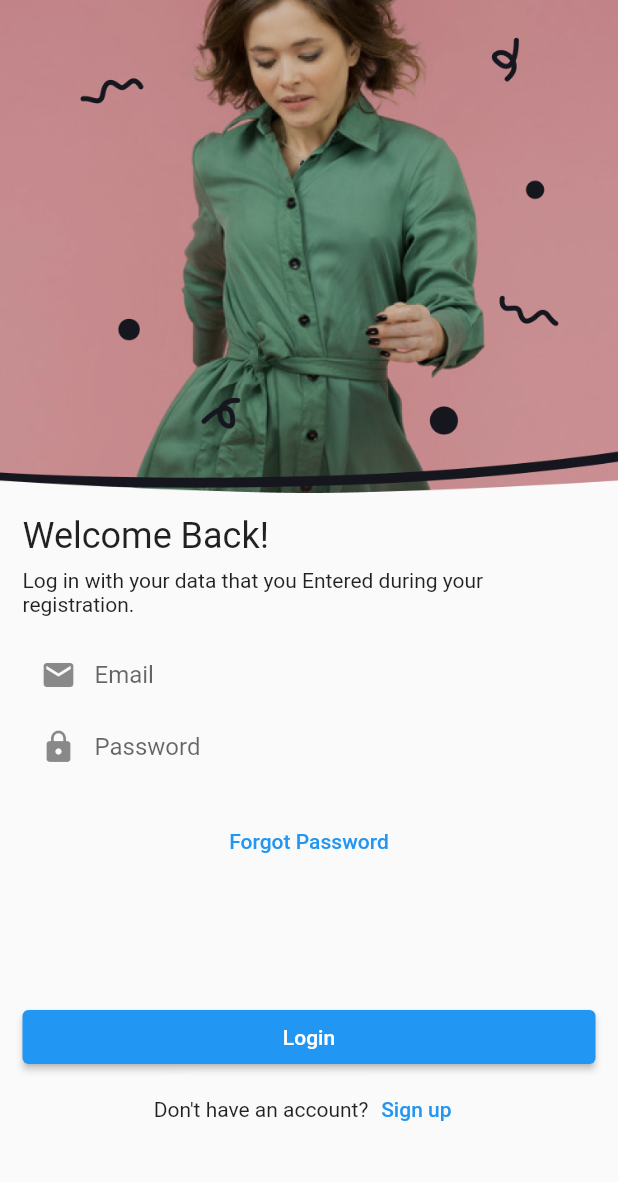
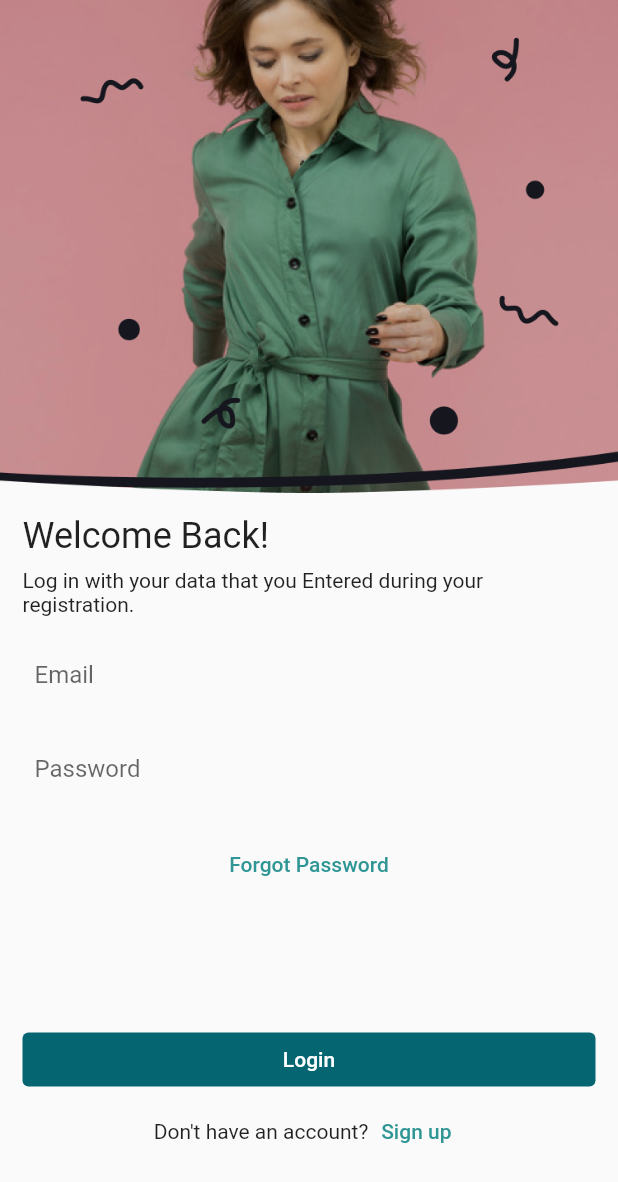
Before and after one commit to Hamza-Nasser/shop-app-cloned, a Flutter app: the screen it shows after launch, on a phone screen of 412 x 824 dp. Shown: the top 1182 px of the screen. Run offline on Flutter 3.47's test engine with Material 2 defaults, Android fonts, the phone set to English and light mode, and no system bars; our stand-ins replace cached_network_image.

Commit message:
Edits on colors and adding dummy BottomNavigationBar

```diff
--- a/lib/constants.dart
+++ b/lib/constants.dart
@@ -1,7 +1,8 @@
+import 'package:flutter/material.dart';
+
 const defaultPadding = 15.0;
 const smallScreenHeight = 500;
 const midScreenHeight = 700; // large screens height is higher than 700.
-
 
 // fontFamily
 
@@ -10,3 +11,8 @@ const grandisExtendedFont = "Grandis Extended";
 // duration
 
 const Duration defaultDuration = Duration(milliseconds: 300);
+
+//colors
+
+const Color defaultColor = Color.fromARGB(255, 47, 149, 149);
+const Color accentColor = Color.fromARGB(255, 5, 102, 114);
--- a/lib/screens/auth/views/components/login_form.dart
+++ b/lib/screens/auth/views/components/login_form.dart
@@ -1,4 +1,5 @@
 import 'package:flutter/material.dart';
+import 'package:shop_cloned/constants.dart';
 
 class LoginForm extends StatefulWidget {
   final GlobalKey<FormState> formKey;
@@ -23,7 +24,10 @@ class _LoginFormState extends State<LoginForm> {
             controller: _emailController,
             keyboardType: TextInputType.emailAddress,
             decoration: const InputDecoration(
-                prefixIcon: Icon(Icons.email),
+              floatingLabelStyle: TextStyle(
+                  color: accentColor,
+                ),
+                //prefixIcon: Icon(Icons.email),
                 contentPadding: EdgeInsets.all(8.0),
                 enabledBorder: OutlineInputBorder(borderSide: BorderSide.none),
                 labelText: 'Email',
@@ -35,12 +39,17 @@ class _LoginFormState extends State<LoginForm> {
               return null;
             },
           ),
+          const SizedBox(height: defaultPadding),
           TextFormField(
             controller: _passwordController,
-            keyboardType: TextInputType.emailAddress,
+            keyboardType: TextInputType.visiblePassword,
+            obscureText: true,
             decoration: const InputDecoration(
                 labelText: 'Password',
-                prefixIcon: Icon(Icons.lock),
+                floatingLabelStyle: TextStyle(
+                  color: accentColor,
+                ),
+                //prefixIcon: Icon(Icons.lock),
                 contentPadding: EdgeInsets.all(8.0),
                 enabledBorder: OutlineInputBorder(borderSide: BorderSide.none),
                 focusedBorder: OutlineInputBorder()),
--- a/lib/screens/auth/views/login_screen.dart
+++ b/lib/screens/auth/views/login_screen.dart
@@ -2,7 +2,6 @@ import 'package:flutter/material.dart';
 import 'package:shop_cloned/constants.dart';
 import 'package:shop_cloned/route/route_constants.dart';
 import 'package:shop_cloned/screens/auth/views/components/login_form.dart';
-
 
 class LoginScreen extends StatelessWidget {
   final GlobalKey<FormState> _formKey = GlobalKey<FormState>();
@@ -31,43 +30,45 @@ class LoginScreen extends StatelessWidget {
                   ),
                   const SizedBox(height: defaultPadding / 2),
                   const Text(
-                    'Log in with your data that you Entered during your registration.'
+                      'Log in with your data that you Entered during your registration.'),
+                  const SizedBox(height: defaultPadding),
+                  Row(
+                    children: [Expanded(child: LoginForm(formKey: _formKey))],
                   ),
                   const SizedBox(height: defaultPadding),
-                  Row(
-                    children: [
-                      Expanded(child: LoginForm(formKey: _formKey))
-                    ],
-
-                  ),
-                  const SizedBox(height: defaultPadding),
-
                   Align(
                     child: TextButton(
                       child: const Text('Forgot Password'),
-                      onPressed: (){},
+                      onPressed: () {},
+                      style: ButtonStyle(
+                        foregroundColor:
+                            MaterialStateProperty.all(defaultColor),
+                      ),
                     ),
                   ),
                   SizedBox(
                       height: _size.height > midScreenHeight
                           ? _size.height * 0.1
-                    : defaultPadding
-                  ),
+                          : defaultPadding),
                   Row(
                     children: [
                       Expanded(
                         child: ElevatedButton(
-                          onPressed: (){
-                            if(0 == 0){ //kindly you have to put a condition.
+                            style: ButtonStyle(
+                              backgroundColor:
+                                  MaterialStateProperty.all(accentColor),
+                              elevation: MaterialStateProperty.all(0.0),
+                            ),
+                            onPressed: () {
+                              if (true) {
+                                //kindly you have to put a condition.
                                 Navigator.pushNamedAndRemoveUntil(
                                     context,
                                     homeScreenRoute,
-                                ModalRoute.withName(homeScreenRoute)
-                              );
+                                    ModalRoute.withName(homeScreenRoute));
                               }
                             },
-                          child: const Text('Login')
-                        ),
+                            child: const Text('Login')),
                       ),
                     ],
                   ),
@@ -75,19 +76,18 @@ class LoginScreen extends StatelessWidget {
                     mainAxisAlignment: MainAxisAlignment.center,
                     children: [
                       const Text("Don't have an account?"),
-
                       TextButton(
-                        onPressed: (){},
-                        child: const Text('Sign up')
-                        )
+                          onPressed: () {},
+                          style: ButtonStyle(
+                            foregroundColor:
+                                MaterialStateProperty.all(defaultColor),
+                          ),
+                          child: const Text('Sign up'))
                     ],
                   )
-
-
                 ],
               ),
             ),
-
           ],
         ),
       ),
--- a/lib/screens/home/views/components/offers_carousel_and_categories.dart
+++ b/lib/screens/home/views/components/offers_carousel_and_categories.dart
@@ -5,7 +5,7 @@ import 'package:shop_cloned/screens/home/views/components/categories.dart';
 import 'offers_carousel.dart';
 
 class OffersCarouselAndCategories extends StatelessWidget {
-  const OffersCarouselAndCategories({ Key? key }) : super(key: key);
+  const OffersCarouselAndCategories({Key? key}) : super(key: key);
 
   @override
   Widget build(BuildContext context) {
@@ -19,7 +19,7 @@ class OffersCarouselAndCategories extends StatelessWidget {
         ),
         Categories(),
       ],
-    );/*  Column(
+    ); /*  Column(
       children: const [
         OffersCarousel(),
       ],
--- a/lib/screens/home/views/components/product_card.dart
+++ b/lib/screens/home/views/components/product_card.dart
@@ -47,7 +47,7 @@ class ProductCard extends StatelessWidget {
                           horizontal: defaultPadding / 2),
                       height: 16,
                       decoration: const BoxDecoration(
-                          color: Color.fromARGB(255, 51, 86, 91),
+                          color: accentColor,
                           borderRadius: BorderRadius.all(Radius.circular(10))),
                       child: Center(
                         child: Text(
@@ -117,7 +117,7 @@ class ProductCard extends StatelessWidget {
                       : Text(
                           "\$" + price.toString(),
                           style: const TextStyle(
-                        color: Color(0xFF31B0D8),
+                            color: defaultColor,
                             fontWeight: FontWeight.w500,
                             fontSize: 12,
                           ),
```
Also changed, not shown: lib/screens/home/views/components/categories.dart (+13 -26 lines), lib/screens/home/views/components/offers_carousel.dart (+30 -30 lines), lib/screens/home/views/home.dart (+42 -7 lines). Lines whose indentation alone changed are shown as unchanged.
